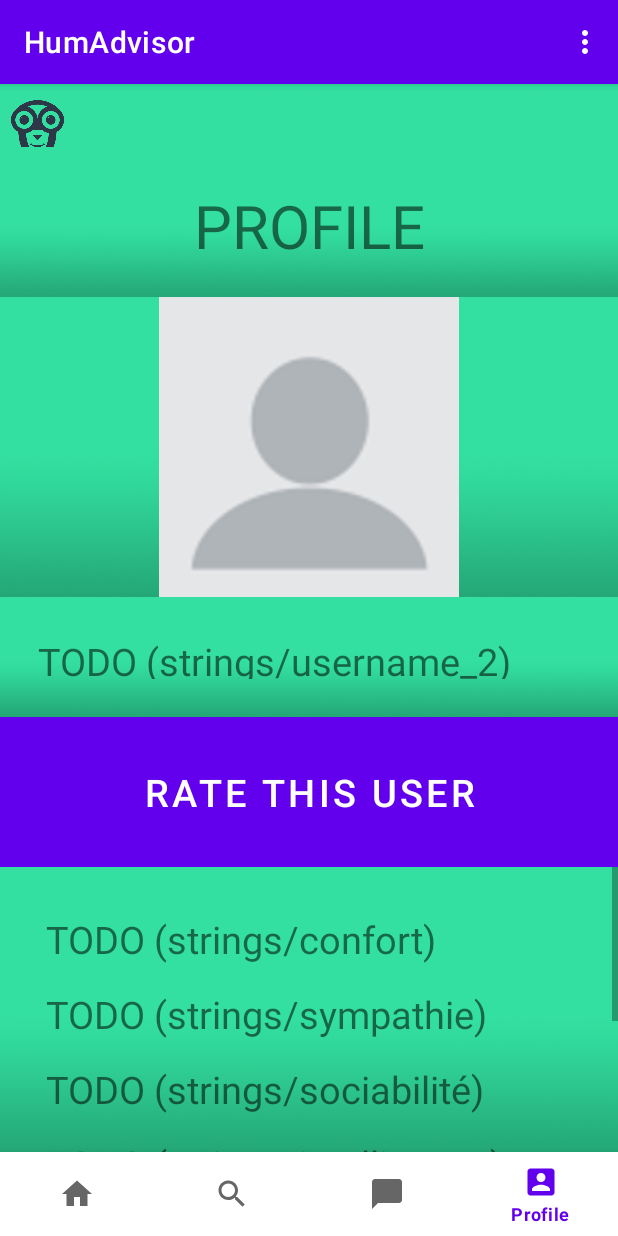
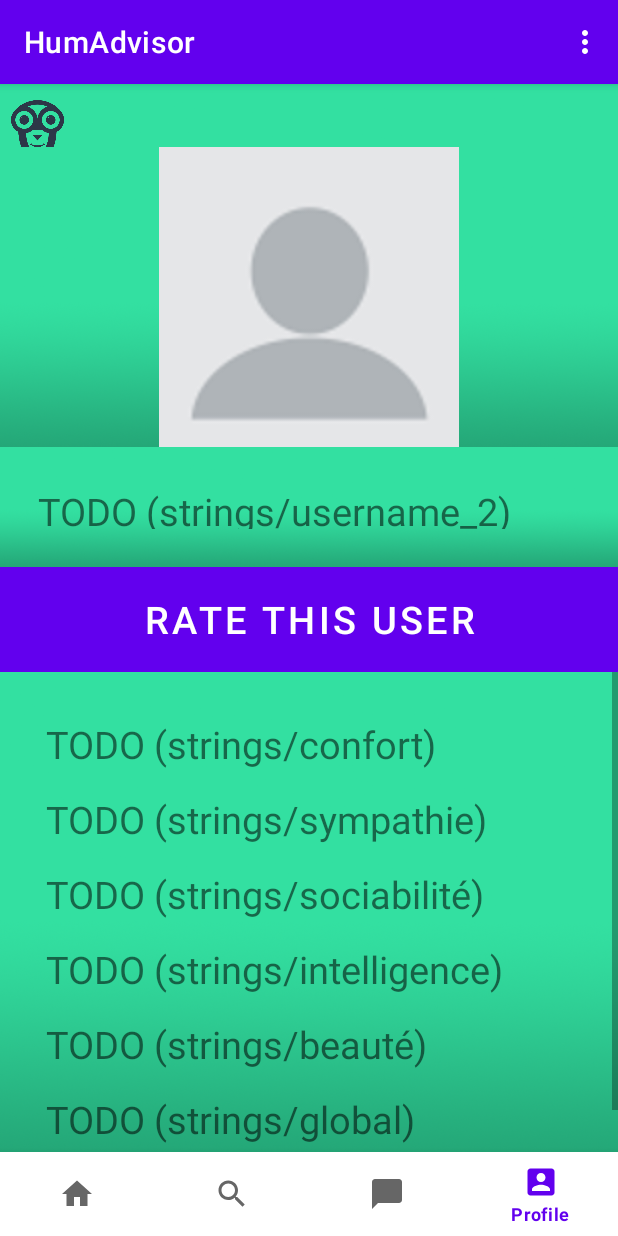
Before and after one commit to Antoll/HumAdvisor, an Android app: the screen it shows after launch once a user with an empty profile is signed in (MainActivity), item 4 of the bottom bar chosen, on a phone screen of 412 x 824 dp. Run offline under Robolectric (Android 15) with nearby library versions, the phone set to English and light mode, and no system bars; our stand-ins replace Firebase (no records; nobody signed in at launch, a user with empty details on screens opened directly); Roboto replaces fonts that are not available here.

Commit message:
fixed error + layout

```diff
--- a/app/src/main/java/uqac/dim/humadvisor/User.java
+++ b/app/src/main/java/uqac/dim/humadvisor/User.java
@@ -23,7 +23,7 @@ public class User {
     public User(String pseudo, String mail){
         this.pseudo = pseudo;
         this.mail = mail;
-        this.nbrOfVote = 1;
+        this.nbrOfVote = 0;
 
         //Critères
         this.globalNote = 0f;
--- a/app/src/main/res/layout/fragment_profile.xml
+++ b/app/src/main/res/layout/fragment_profile.xml
@@ -11,16 +11,6 @@
         android:layout_height="wrap_content"
         android:id="@+id/linear_1"
         android:orientation="vertical">
-
-        <TextView
-            android:layout_width="wrap_content"
-            android:layout_height="100sp"
-            android:background="@drawable/background"
-            android:textSize="40sp"
-            android:gravity="center_horizontal"
-            android:text="@string/profile2"
-            android:padding="25sp"
-            />
 
         <ImageView
             android:id="@+id/noprofilepicture"
@@ -44,7 +34,7 @@
 
         <Button
             android:layout_width="wrap_content"
-            android:layout_height="100sp"
+            android:layout_height="70sp"
             android:text="@string/rate_user"
             android:textSize="25sp"
             android:layout_gravity="center_horizontal"
```
